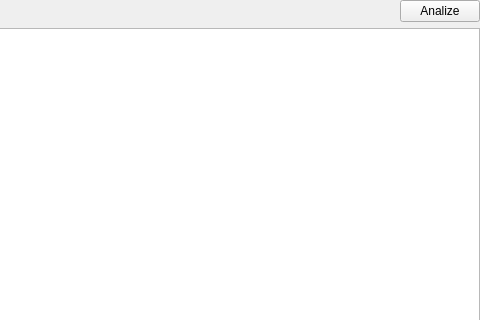
Qt form xdisasmwidget.ui (horsicq/XDisasm) before a commit; both pictures show x 353 to 833 and y 0 to 320 of the 833 by 639 pixel window.
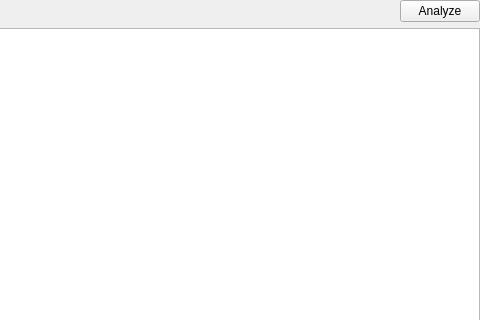
The same form after that commit.

```diff
--- a/xdisasmwidget.ui
+++ b/xdisasmwidget.ui
@@ -65,7 +65,7 @@
      <item>
       <widget class="QPushButton" name="pushButtonAnalize">
        <property name="text">
-        <string>Analize</string>
+        <string>Analyze</string>
        </property>
       </widget>
      </item>
```
Left out of the diff: 2 changed lines with no effect on the pictures.
